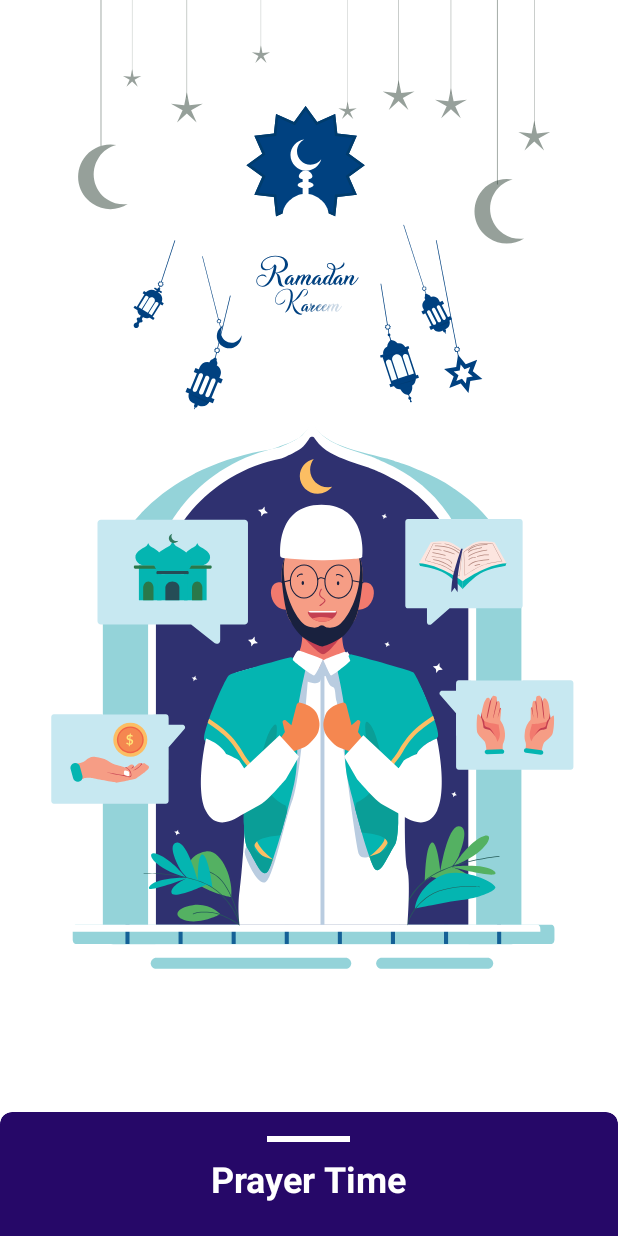
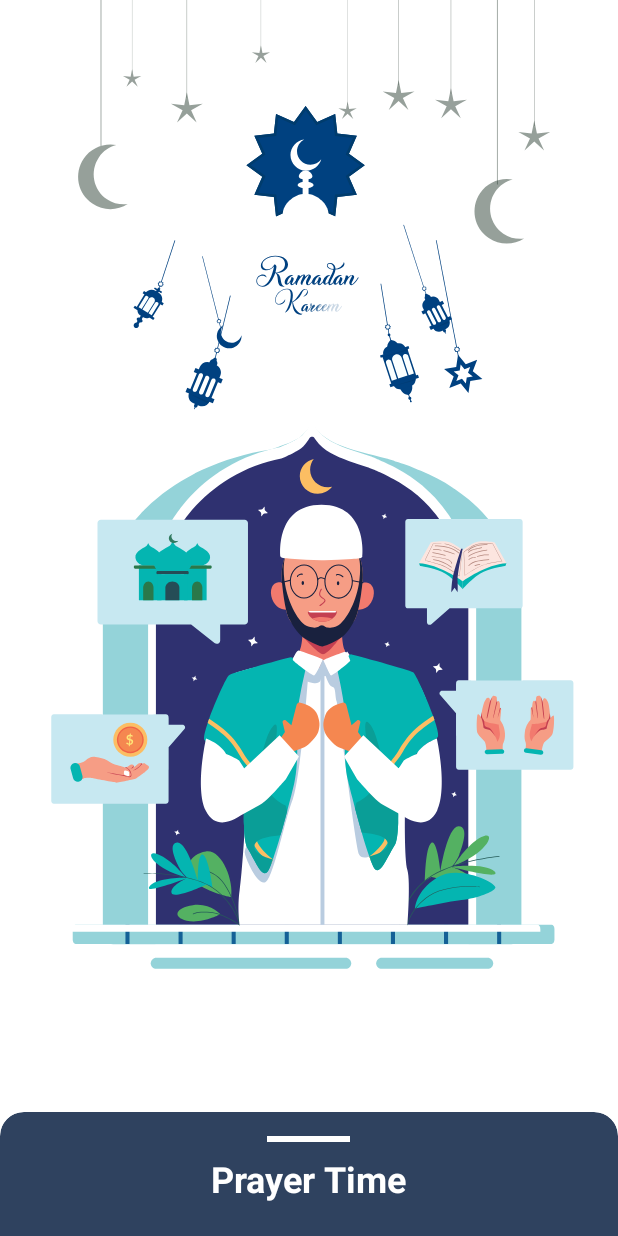
Before and after one commit to RehabFakhry/Ramadan_Kareem_Motion, an Android app: the screen it shows after launch (MainActivity), on a phone screen of 412 x 824 dp. Run offline under Robolectric (Android 15) with nearby library versions, the phone set to English and light mode, and no system bars.

Commit message:
change colors

```diff
--- a/app/src/main/res/layout/activity_main.xml
+++ b/app/src/main/res/layout/activity_main.xml
@@ -56,7 +56,6 @@
             app:lottie_loop="true"
             android:oneshot="true"/>
 
-<!--    </LinearLayout>-->
     </RelativeLayout>
 
 
@@ -64,13 +63,14 @@
         android:id="@+id/cardView"
         android:layout_width="match_parent"
         android:layout_height="wrap_content"
-        android:paddingHorizontal="8dp"
-        app:cardBackgroundColor="@color/purple_700"
-        app:cardCornerRadius="8dp"
+        app:cardBackgroundColor="@color/md_theme_light_onBackground"
+        app:cardCornerRadius="16dp"
         app:cardElevation="30dp"
+        android:layout_marginStart="32dp"
+        android:layout_marginEnd="32dp"
         app:layout_constraintEnd_toEndOf="parent"
         app:layout_constraintStart_toStartOf="parent"
-        app:layout_constraintTop_toBottomOf="@+id/relative">
+        app:layout_constraintTop_toBottomOf="parent">
 
         <LinearLayout
             android:id="@+id/linearLayout"
@@ -278,34 +278,10 @@
 
             </LinearLayout>
 
-            <!--            <LinearLayout-->
-            <!--                android:layout_width="match_parent"-->
-            <!--                android:layout_height="wrap_content"-->
-            <!--                android:orientation="horizontal"-->
-            <!--                android:layout_marginTop="8dp">-->
-
-            <!--                <TextView-->
-            <!--                    android:layout_width="0dp"-->
-            <!--                    android:layout_height="wrap_content"-->
-            <!--                    android:layout_weight="1"-->
-            <!--                    android:text="Fajr"-->
-            <!--                    android:textSize="16sp"/>-->
-
-            <!--                <TextView-->
-            <!--                    android:layout_width="0dp"-->
-            <!--                    android:layout_height="wrap_content"-->
-            <!--                    android:layout_weight="1"-->
-            <!--                    android:text="4:40"-->
-            <!--                    android:textSize="16dp"/>-->
-
-            <!--            </LinearLayout>-->
-            <!--            -->
-
         </LinearLayout>
 
     </androidx.cardview.widget.CardView>
 
-<!--    </LinearLayout>-->
 
 
 
--- a/app/src/main/res/values/colors.xml
+++ b/app/src/main/res/values/colors.xml
@@ -7,4 +7,8 @@
     <color name="teal_700">#FF018786</color>
     <color name="black">#FF000000</color>
     <color name="white">#FFFFFFFF</color>
+    <color name="md_theme_light_tertiary">#2AABEE</color>
+    <color name="md_theme_light_onBackground">#E6192E4E</color>
+
+<!--    #1d2733-->
 </resources>
--- a/app/src/main/res/values/themes.xml
+++ b/app/src/main/res/values/themes.xml
@@ -11,7 +11,7 @@
         <item name="colorSecondaryVariant">@color/teal_700</item>
         <item name="colorOnSecondary">@color/black</item>
         <!-- Status bar color. -->
-        <item name="android:statusBarColor">?attr/colorPrimaryVariant</item>
+        <item name="android:statusBarColor">@color/md_theme_light_onBackground</item>
         <!-- Customize your theme here. -->
     </style>
 </resources>
```
